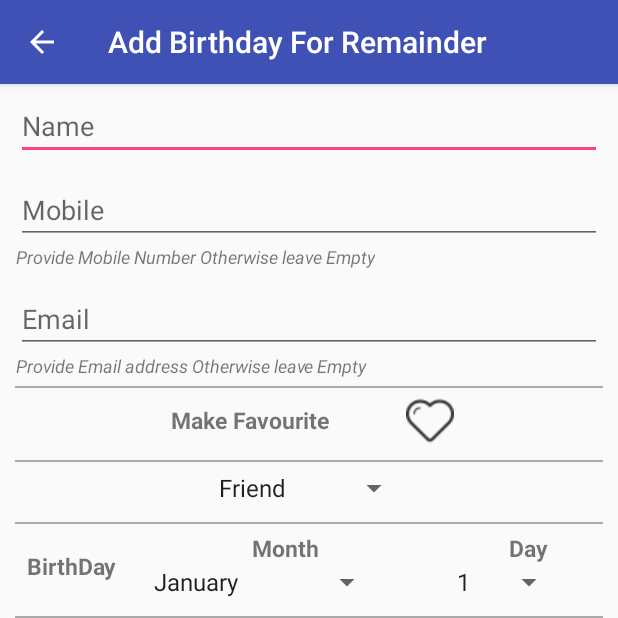
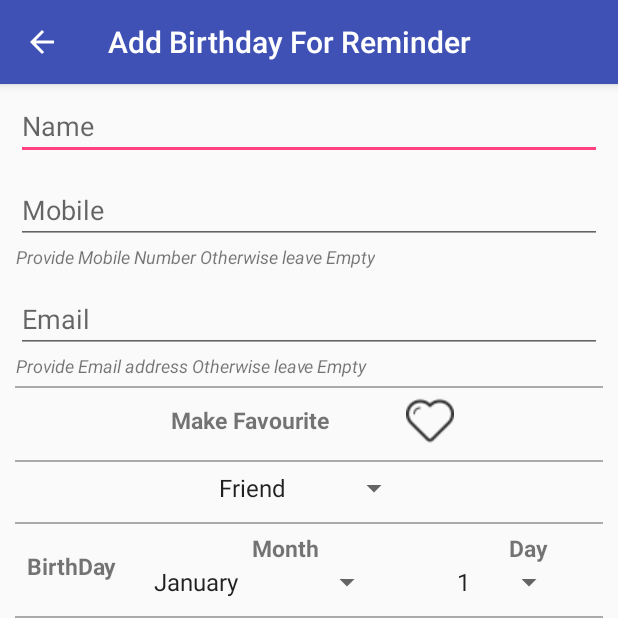
Before and after one commit to dharmakshetri/HappyBirthDay, an Android app: the BirthdaysAdd screen opened directly, with no data from a screen before it, on a phone screen of 412 x 824 dp, the top half of it. Run offline under Robolectric (Android 15) with nearby library versions, the phone set to English and light mode, and no system bars; our stand-ins replace AdMob; 5 statements that could not run were skipped.

Commit message:
added some new birthday message

```diff
--- a/app/build.gradle
+++ b/app/build.gradle
@@ -7,9 +7,9 @@ android {
     defaultConfig {
         applicationId "co.happybirthday"
         minSdkVersion 23
-        targetSdkVersion 23
-        versionCode 4
-        versionName "1.3"
+        targetSdkVersion 25
+        versionCode 5
+        versionName "1.4"
     }
     buildTypes {
         release {
--- a/app/src/main/java/co/happybirthday/BirthdaysAdd.java
+++ b/app/src/main/java/co/happybirthday/BirthdaysAdd.java
@@ -86,7 +86,7 @@ public class BirthdaysAdd extends AppCompatActivity {
         //start ads
 
         //end ads
-        getSupportActionBar().setTitle("Add Birthday For Remainder");
+        getSupportActionBar().setTitle(getResources().getString(R.string.add_birthday_message));
         Intent intentBack = getIntent();
         birthdayId = intentBack.getIntExtra(Birthday.KEY_ID, 1);
         status = intentBack.getIntExtra(Birthday.Status, 0);
```
Also changed, not shown: app/src/main/res/values/array.xml (+7 -0 lines).
